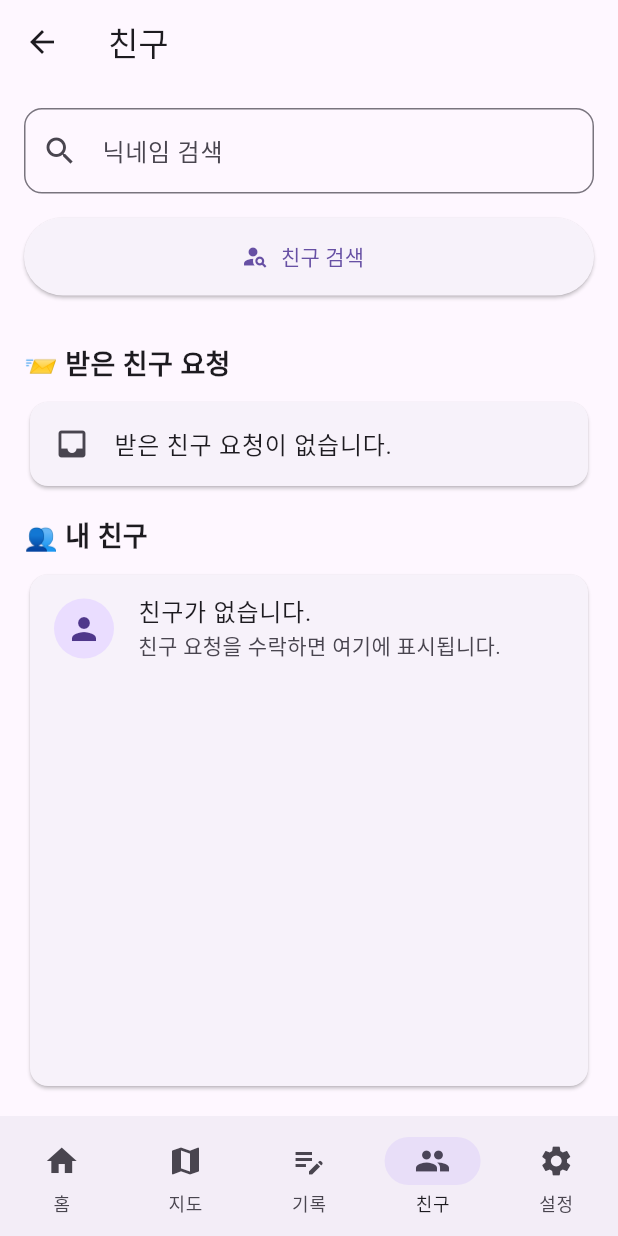
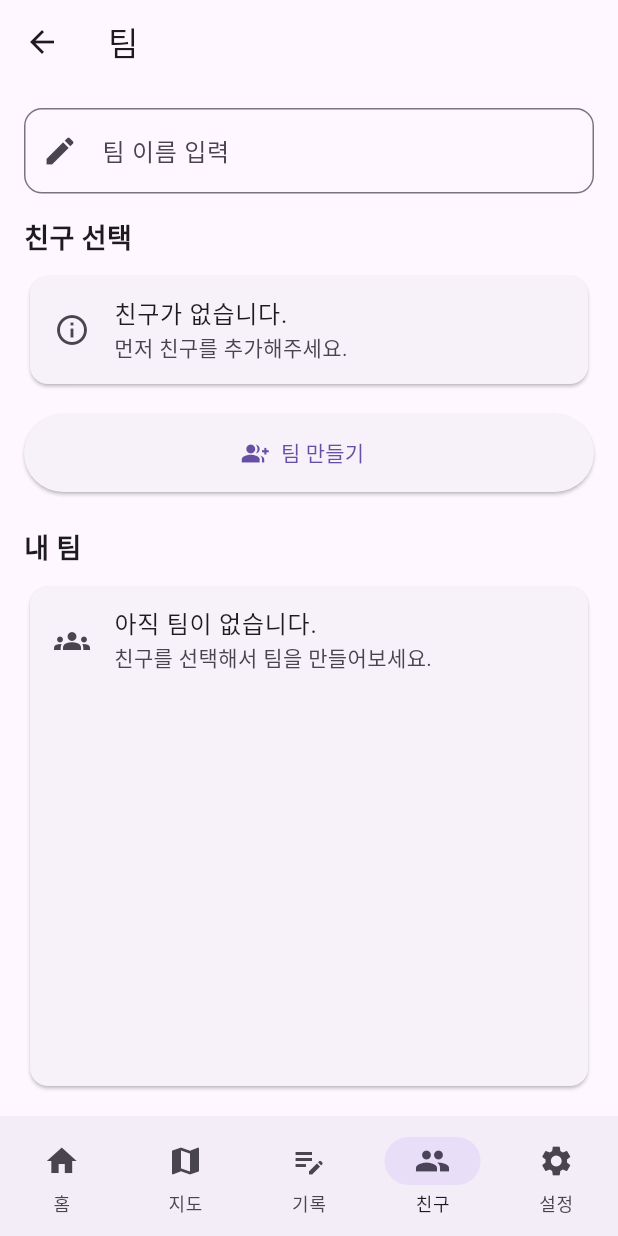
Before and after one commit to bosung-bada/BADADA, a Flutter app: the MainScreen screen opened directly, item 4 of the bottom bar chosen, on a phone screen of 412 x 824 dp. Run offline on Flutter 3.47's test engine with Material 3 defaults, Android fonts, the phone set to English and light mode, and no system bars; our stand-ins replace firebase_auth, firebase_core, firebase_database, flutter_map, geolocator, latlong2 and 1 more; accounts and stored records are empty; network calls fail.

Commit message:
feat: add team creation

```diff
--- a/lib/main.dart
+++ b/lib/main.dart
@@ -1,3 +1,4 @@
+import 'screens/team_screen.dart';
 import 'screens/friends_screen.dart';
 import 'screens/profile_setup_screen.dart';
 import 'services/user_profile_service.dart';
@@ -89,7 +90,7 @@ class _MainScreenState extends State<MainScreen> {
     HomePage(),
     MapPage(),
     RecordPage(),
-    FriendsScreen(),
+    TeamScreen(),
     SettingsPage(),
   ];
 
--- /dev/null
+++ b/lib/models/team_model.dart
@@ -0,0 +1,27 @@
+class TeamModel {
+  final String id;
+  final String name;
+  final String ownerUid;
+  final List<String> memberUids;
+  final String createdAt;
+
+  const TeamModel({
+    required this.id,
+    required this.name,
+    required this.ownerUid,
+    required this.memberUids,
+    required this.createdAt,
+  });
+
+  factory TeamModel.fromMap(String id, Map<dynamic, dynamic> map) {
+    final membersMap = map['members'] as Map<dynamic, dynamic>? ?? {};
+
+    return TeamModel(
+      id: id,
+      name: map['name'] ?? '',
+      ownerUid: map['ownerUid'] ?? '',
+      memberUids: membersMap.keys.map((key) => key.toString()).toList(),
+      createdAt: map['createdAt'] ?? '',
+    );
+  }
+}
--- /dev/null
+++ b/lib/screens/team_screen.dart
@@ -0,0 +1,179 @@
+import 'package:flutter/material.dart';
+
+import '../models/friend_user.dart';
+import '../models/team_model.dart';
+import '../services/friend_service.dart';
+import '../services/team_service.dart';
+
+class TeamScreen extends StatefulWidget {
+  const TeamScreen({super.key});
+
+  @override
+  State<TeamScreen> createState() => _TeamScreenState();
+}
+
+class _TeamScreenState extends State<TeamScreen> {
+  final TextEditingController teamNameController = TextEditingController();
+  final Set<String> selectedFriendUids = {};
+
+  Future<void> createTeam() async {
+    final teamName = teamNameController.text.trim();
+
+    if (teamName.isEmpty) return;
+
+    await TeamService.createTeam(
+      teamName: teamName,
+      memberUids: selectedFriendUids.toList(),
+    );
+
+    setState(() {
+      teamNameController.clear();
+      selectedFriendUids.clear();
+    });
+
+    if (!mounted) return;
+
+    ScaffoldMessenger.of(context).showSnackBar(
+      const SnackBar(content: Text('팀이 생성되었습니다.')),
+    );
+  }
+
+  Widget buildFriendCheckbox(FriendUser friend) {
+    final isSelected = selectedFriendUids.contains(friend.uid);
+
+    return CheckboxListTile(
+      value: isSelected,
+      title: Text(friend.nickname),
+      subtitle: const Text('BADADA 친구'),
+      onChanged: (value) {
+        setState(() {
+          if (value == true) {
+            selectedFriendUids.add(friend.uid);
+          } else {
+            selectedFriendUids.remove(friend.uid);
+          }
+        });
+      },
+    );
+  }
+
+  Widget buildTeamCard(TeamModel team) {
+    return Card(
+      child: ListTile(
+        leading: const CircleAvatar(
+          child: Icon(Icons.groups),
+        ),
+        title: Text(team.name),
+        subtitle: Text('멤버 ${team.memberUids.length}명'),
+      ),
+    );
+  }
+
+  @override
+  Widget build(BuildContext context) {
+    return Scaffold(
+      appBar: AppBar(
+        title: const Text('팀'),
+      ),
+      body: Padding(
+        padding: const EdgeInsets.all(16),
+        child: Column(
+          children: [
+            TextField(
+              controller: teamNameController,
+              decoration: InputDecoration(
+                hintText: '팀 이름 입력',
+                prefixIcon: const Icon(Icons.edit),
+                border: OutlineInputBorder(
+                  borderRadius: BorderRadius.circular(12),
+                ),
+              ),
+            ),
+
+            const SizedBox(height: 16),
+
+            const Align(
+              alignment: Alignment.centerLeft,
+              child: Text(
+                '친구 선택',
+                style: TextStyle(fontSize: 18, fontWeight: FontWeight.bold),
+              ),
+            ),
+
+            const SizedBox(height: 8),
+
+            StreamBuilder<List<FriendUser>>(
+              stream: FriendService.watchMyFriends(),
+              builder: (context, snapshot) {
+                final friends = snapshot.data ?? [];
+
+                if (friends.isEmpty) {
+                  return const Card(
+                    child: ListTile(
+                      leading: Icon(Icons.info_outline),
+                      title: Text('친구가 없습니다.'),
+                      subtitle: Text('먼저 친구를 추가해주세요.'),
+                    ),
+                  );
+                }
+
+                return Card(
+                  child: Column(
+                    children: friends.map(buildFriendCheckbox).toList(),
+                  ),
+                );
+              },
+            ),
+
+            const SizedBox(height: 16),
+
+            SizedBox(
+              width: double.infinity,
+              height: 52,
+              child: ElevatedButton.icon(
+                onPressed: createTeam,
+                icon: const Icon(Icons.group_add),
+                label: const Text('팀 만들기'),
+              ),
+            ),
+
+            const SizedBox(height: 24),
+
+            const Align(
+              alignment: Alignment.centerLeft,
+              child: Text(
+                '내 팀',
+                style: TextStyle(fontSize: 18, fontWeight: FontWeight.bold),
+              ),
+            ),
+
+            const SizedBox(height: 8),
+
+            Expanded(
+              child: StreamBuilder<List<TeamModel>>(
+                stream: TeamService.watchMyTeams(),
+                builder: (context, snapshot) {
+                  final teams = snapshot.data ?? [];
+
+                  if (teams.isEmpty) {
+                    return const Card(
+                      child: ListTile(
+                        leading: Icon(Icons.groups),
+                        title: Text('아직 팀이 없습니다.'),
+                        subtitle: Text('친구를 선택해서 팀을 만들어보세요.'),
+                      ),
+                    );
+                  }
+
+                  return ListView(
+                    children: teams.map(buildTeamCard).toList(),
+                  );
+                },
+              ),
+            ),
+          ],
+        ),
+      ),
+    );
+  }
+}
--- /dev/null
+++ b/lib/services/team_service.dart
@@ -0,0 +1,69 @@
+import 'package:firebase_auth/firebase_auth.dart';
+import 'package:firebase_database/firebase_database.dart';
+
+import '../models/team_model.dart';
+
+class TeamService {
+  static final FirebaseDatabase _database = FirebaseDatabase.instanceFor(
+    app: FirebaseAuth.instance.app,
+    databaseURL: 'https://badada-efbb5-default-rtdb.firebaseio.com/',
+  );
+
+  static final DatabaseReference _db = _database.ref();
+
+  static Future<void> createTeam({
+    required String teamName,
+    required List<String> memberUids,
+  }) async {
+    final me = FirebaseAuth.instance.currentUser;
+    if (me == null) return;
+
+    final teamRef = _db.child('teams').push();
+    final teamId = teamRef.key!;
+
+    final allMembers = {me.uid, ...memberUids};
+
+    await teamRef.set({
+      'id': teamId,
+      'name': teamName,
+      'ownerUid': me.uid,
+      'createdAt': DateTime.now().toIso8601String(),
+      'members': {
+        for (final uid in allMembers) uid: true,
+      },
+    });
+
+    for (final uid in allMembers) {
+      await _db.child('user_teams/$uid/$teamId').set(true);
+    }
+  }
+
+  static Stream<List<TeamModel>> watchMyTeams() {
+    final me = FirebaseAuth.instance.currentUser;
+    if (me == null) return Stream.value([]);
+
+    return _db.child('user_teams/${me.uid}').onValue.asyncMap((event) async {
+      final data = event.snapshot.value;
+      if (data == null) return <TeamModel>[];
+
+      final map = data as Map<dynamic, dynamic>;
+      final teams = <TeamModel>[];
+
+      for (final entry in map.entries) {
+        final teamId = entry.key.toString();
+        final teamSnapshot = await _db.child('teams/$teamId').get();
+
+        if (teamSnapshot.value != null) {
+          teams.add(
+            TeamModel.fromMap(
+              teamId,
+              teamSnapshot.value as Map<dynamic, dynamic>,
+            ),
+          );
+        }
+      }
+
+      return teams;
+    });
+  }
+}
```
